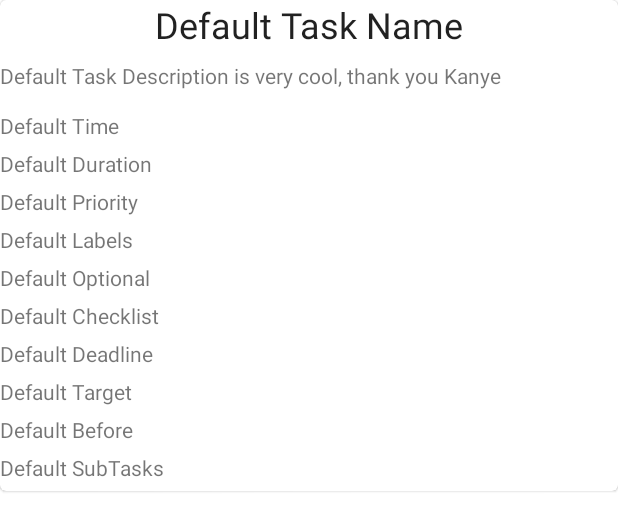
After one commit to basshelal/Waqti, an Android app: the layout task_card_update.xml on its own in the app's theme, with its tools: preview values and no code run, on a phone screen of 412 x 824 dp. The commit adds this screen. Shown: the top 531 px of the screen. Run offline under Robolectric (Android 15) with nearby library versions, the phone set to English and light mode, and no system bars.

```diff
--- a/app/src/main/java/uk/whitecrescent/waqti/android/App.kt
+++ b/app/src/main/java/uk/whitecrescent/waqti/android/App.kt
@@ -3,6 +3,9 @@ package uk.whitecrescent.waqti.android
 import android.app.Application
 import uk.whitecrescent.waqti.model.persistence.Caches
 import uk.whitecrescent.waqti.model.persistence.Database
+import com.jakewharton.threetenabp.AndroidThreeTen
+
+//import com.jakewharton.threetenabp.AndroidThreeTen
 
 class App : Application() {
 
--- a/app/src/main/java/uk/whitecrescent/waqti/android/Utils.kt
+++ b/app/src/main/java/uk/whitecrescent/waqti/android/Utils.kt
@@ -28,6 +28,8 @@ inline fun Activity.checkWritePermission() {
     }
 }
 
+inline fun View.snackBar(string: String) = Snackbar.make(this, string, Snackbar.LENGTH_SHORT).show()
+
 inline fun <A : Activity> Activity.goToActivity(activity: Class<A>) {
     this.startActivity(Intent(this, activity))
 }
--- a/app/src/main/java/uk/whitecrescent/waqti/android/views/TaskViewHolder.kt
+++ b/app/src/main/java/uk/whitecrescent/waqti/android/views/TaskViewHolder.kt
@@ -2,14 +2,8 @@ package uk.whitecrescent.waqti.android.views
 
 import android.view.View
 import androidx.recyclerview.widget.RecyclerView
-import kotlinx.android.synthetic.main.task_card.view.*
-import uk.whitecrescent.waqti.model.task.Task
 
 class TaskViewHolder(view: View)
     : RecyclerView.ViewHolder(view) {
 
-    fun setText(task: Task) {
-        itemView.task_textView.text = task.toString()
-    }
-
 }
--- a/app/src/main/java/uk/whitecrescent/waqti/model/persistence/Caches.kt
+++ b/app/src/main/java/uk/whitecrescent/waqti/model/persistence/Caches.kt
@@ -65,6 +65,10 @@ object Caches {
         tasks.initialize()
     }
 
+    fun close() {
+        allCaches.forEach { it.close() }
+    }
+
     fun clearAllCaches(): Committable {
         return object : Committable {
             override fun commit() {
--- /dev/null
+++ b/app/src/main/res/layout/task_card_update.xml
@@ -0,0 +1,131 @@
+<?xml version="1.0" encoding="utf-8"?>
+<androidx.constraintlayout.widget.ConstraintLayout xmlns:android="http://schemas.android.com/apk/res/android"
+    xmlns:app="http://schemas.android.com/apk/res-auto"
+    android:layout_width="match_parent"
+    android:layout_height="match_parent">
+
+    <com.google.android.material.card.MaterialCardView
+        android:layout_width="match_parent"
+        android:layout_height="wrap_content">
+
+        <androidx.constraintlayout.widget.ConstraintLayout
+            android:layout_width="match_parent"
+            android:layout_height="match_parent">
+
+            <!--Title-->
+            <TextView
+                android:id="@+id/title"
+                android:layout_width="match_parent"
+                android:layout_height="match_parent"
+                android:text="@string/defaultTaskName"
+                android:textAlignment="center"
+                android:textAppearance="@style/TextAppearance.MaterialComponents.Headline5"
+                app:layout_constraintEnd_toEndOf="parent"
+                app:layout_constraintStart_toStartOf="parent"
+                app:layout_constraintTop_toTopOf="parent" />
+
+            <!--Description-->
+            <TextView
+                android:id="@+id/description"
+                android:layout_width="match_parent"
+                android:layout_height="wrap_content"
+                android:layout_marginTop="8dp"
+                android:text="@string/defaultTaskDescriptionShort"
+                app:layout_constraintLeft_toLeftOf="@id/title"
+                app:layout_constraintRight_toRightOf="@id/title"
+                app:layout_constraintTop_toBottomOf="@id/title" />
+
+            <!--
+                All Other Properties
+                Each of these will have to show or hide dynamically
+                depending on whether they exist in this task or not
+
+                time,
+                duration,
+                priority,
+                labels,
+                optional,
+                description,
+                checklist,
+                deadline,
+                target,
+                before,
+                subTasks
+            -->
+            <LinearLayout
+                android:id="@+id/properties"
+                android:layout_width="match_parent"
+                android:layout_height="wrap_content"
+                android:layout_marginTop="8dp"
+                android:orientation="vertical"
+                app:layout_constraintEnd_toEndOf="@+id/description"
+                app:layout_constraintStart_toStartOf="@+id/description"
+                app:layout_constraintTop_toBottomOf="@id/description">
+
+                <TextView
+                    android:layout_width="match_parent"
+                    android:layout_height="wrap_content"
+                    android:layout_marginTop="@dimen/taskPropertiesMargins"
+                    android:text="Default Time" />
+
+                <TextView
+                    android:layout_width="match_parent"
+                    android:layout_height="wrap_content"
+                    android:layout_marginTop="@dimen/taskPropertiesMargins"
+                    android:text="Default Duration" />
+
+                <TextView
+                    android:layout_width="match_parent"
+                    android:layout_height="wrap_content"
+                    android:layout_marginTop="@dimen/taskPropertiesMargins"
+                    android:text="Default Priority" />
+
+                <TextView
+                    android:layout_width="match_parent"
+                    android:layout_height="wrap_content"
+                    android:layout_marginTop="@dimen/taskPropertiesMargins"
+                    android:text="Default Labels" />
+
+                <TextView
+                    android:layout_width="match_parent"
+                    android:layout_height="wrap_content"
+                    android:layout_marginTop="@dimen/taskPropertiesMargins"
+                    android:text="Default Optional" />
+
+                <TextView
+                    android:layout_width="match_parent"
+                    android:layout_height="wrap_content"
+                    android:layout_marginTop="@dimen/taskPropertiesMargins"
+                    android:text="Default Checklist" />
+
+                <TextView
+                    android:layout_width="match_parent"
+                    android:layout_height="wrap_content"
+                    android:layout_marginTop="@dimen/taskPropertiesMargins"
+                    android:text="Default Deadline" />
+
+                <TextView
+                    android:layout_width="match_parent"
+                    android:layout_height="wrap_content"
+                    android:layout_marginTop="@dimen/taskPropertiesMargins"
+                    android:text="Default Target" />
+
+                <TextView
+                    android:layout_width="match_parent"
+                    android:layout_height="wrap_content"
+                    android:layout_marginTop="@dimen/taskPropertiesMargins"
+                    android:text="Default Before" />
+
+                <TextView
+                    android:layout_width="match_parent"
+                    android:layout_height="wrap_content"
+                    android:layout_marginTop="@dimen/taskPropertiesMargins"
+                    android:layout_marginBottom="@dimen/taskPropertiesMargins"
+                    android:text="Default SubTasks" />
+
+            </LinearLayout>
+
+        </androidx.constraintlayout.widget.ConstraintLayout>
+    </com.google.android.material.card.MaterialCardView>
+
+</androidx.constraintlayout.widget.ConstraintLayout>
--- a/app/src/main/res/values/dimens.xml
+++ b/app/src/main/res/values/dimens.xml
@@ -5,4 +5,5 @@
     <dimen name="activity_vertical_margin">16dp</dimen>
     <dimen name="nav_header_vertical_spacing">8dp</dimen>
     <dimen name="nav_header_height">176dp</dimen>
+    <dimen name="taskPropertiesMargins">6dp</dimen>
 </resources>
--- a/app/src/main/res/values/styles.xml
+++ b/app/src/main/res/values/styles.xml
@@ -1,7 +1,7 @@
 <resources>
 
     <!-- Base application theme. -->
-    <style name="AppTheme" parent="Theme.AppCompat.Light.DarkActionBar">
+    <style name="AppTheme" parent="Theme.MaterialComponents.Light">
         <!-- Customize your theme here. -->
         <item name="colorPrimary">@color/colorPrimary</item>
         <item name="colorPrimaryDark">@color/colorPrimaryDark</item>
```
Also changed, not shown: app/src/main/java/uk/whitecrescent/waqti/android/views/MainActivity.kt (+62 -6 lines), app/src/main/java/uk/whitecrescent/waqti/android/views/TaskAdapter.kt (+8 -4 lines), app/src/main/res/values/strings.xml (+14 -0 lines).
